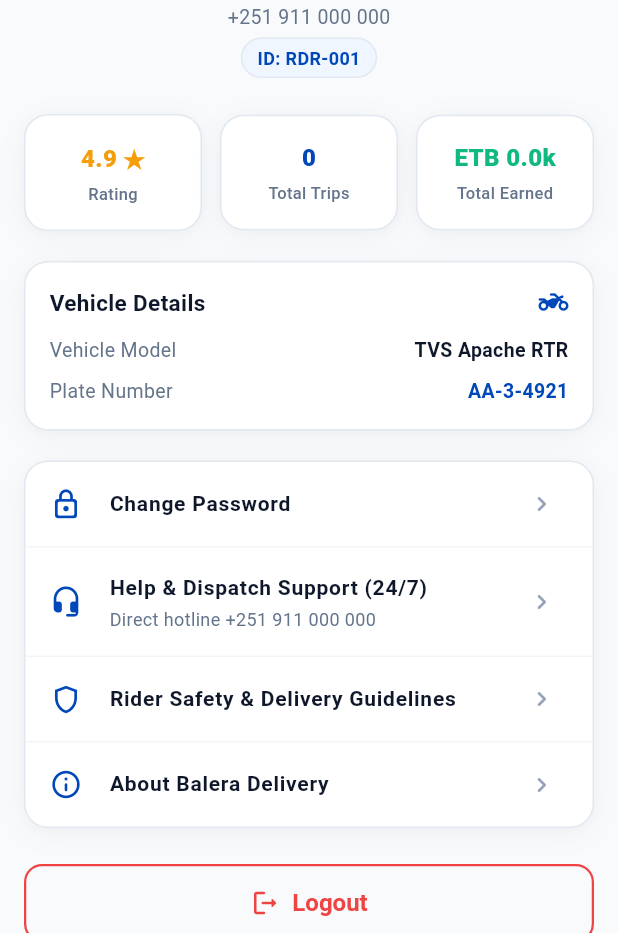
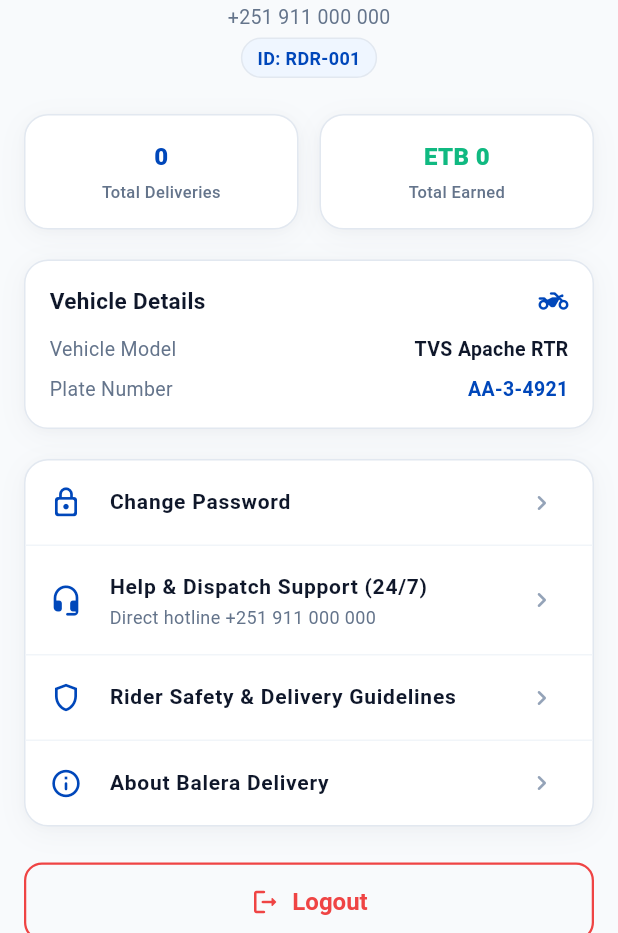
Before and after one commit to Balera-Delivery/balera-rider-app, a Flutter app: the ProfileScreen screen opened directly, on a phone screen of 412 x 824 dp, the part 303-1236 px from its top. Run offline on Flutter 3.47's test engine with Material 3 defaults, Android fonts, the phone set to English and light mode, and no system bars; our stand-ins replace flutter_animate, flutter_map, geolocator, google_fonts, latlong2, shared_preferences; missing offline and left inert: mobile_scanner; accounts and stored records are empty; network calls fail; project files that could hold a hidden picture were left out.

Commit message:
remove rating card from account profile and dashboard

```diff
--- a/lib/screens/profile/profile_screen.dart
+++ b/lib/screens/profile/profile_screen.dart
@@ -508,29 +508,21 @@ class _ProfileScreenState extends State<ProfileScreen> {
             ),
             const SizedBox(height: 24),
 
-            // Performance Cards (Rating, Deliveries, Total Earned)
+            // Performance Cards (Deliveries, Total Earned)
             Row(
               children: [
                 Expanded(
                   child: _buildMetricCard(
-                    title: 'Rating',
-                    value: '${profile.rating} ★',
-                    color: const Color(0xFFF59E0B),
-                  ),
-                ),
-                const SizedBox(width: 12),
-                Expanded(
-                  child: _buildMetricCard(
-                    title: 'Total Trips',
+                    title: 'Total Deliveries',
                     value: '${profile.totalDeliveries}',
                     color: AppColors.primary,
                   ),
                 ),
-                const SizedBox(width: 12),
+                const SizedBox(width: 14),
                 Expanded(
                   child: _buildMetricCard(
                     title: 'Total Earned',
-                    value: 'ETB ${(profile.totalEarnings / 1000).toStringAsFixed(1)}k',
+                    value: 'ETB ${profile.totalEarnings.toStringAsFixed(0)}',
                     color: AppColors.success,
                   ),
                 ),
```
Also changed, not shown: lib/screens/dashboard/rider_dashboard_screen.dart (+7 -7 lines).
